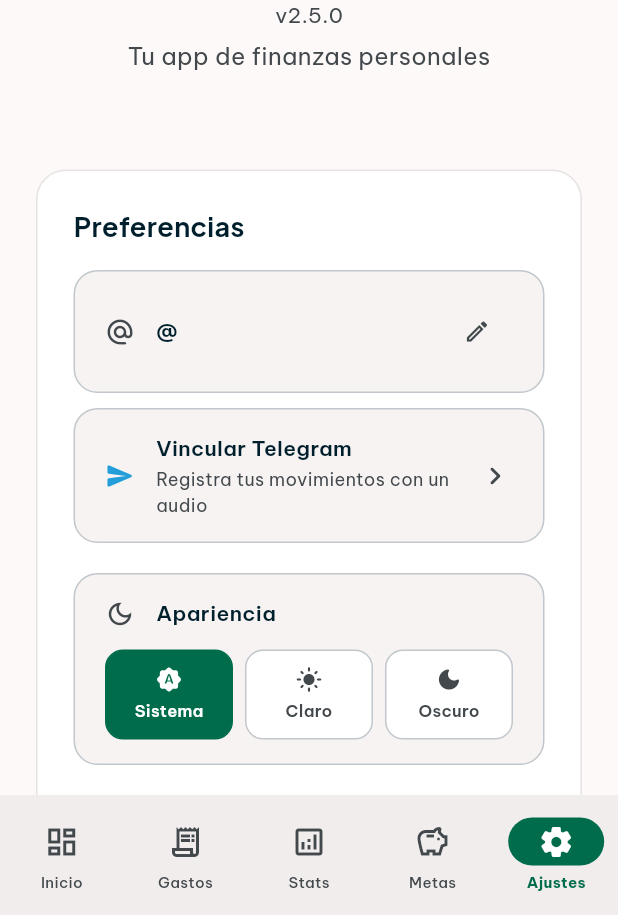
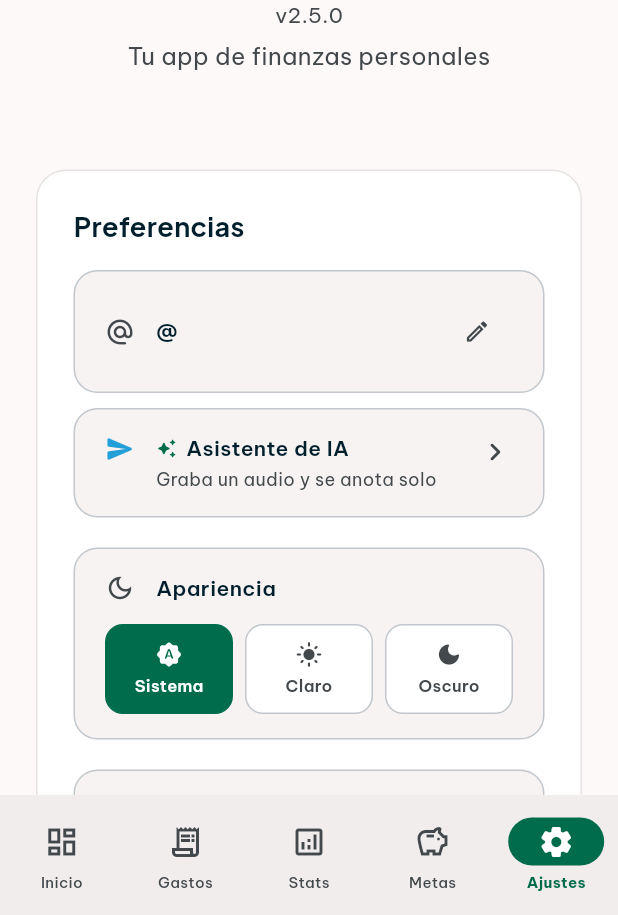
Before and after one commit to Ericknvp/monedo, a Flutter app: the screen it shows once a user with an empty profile is signed in, item 5 of the bottom bar chosen, on a phone screen of 412 x 824 dp, the part 321-1236 px from its top. Run offline on Flutter 3.47's test engine with Material 3 defaults, Android fonts, the phone set to English and light mode, and no system bars; our stand-ins replace cloud_firestore, firebase_auth, firebase_core, fl_chart, flutter_local_notifications, font_awesome_flutter and 8 more; missing offline and left inert: dart:html, excel, tutorial_coach_mark; accounts and stored records are empty.

Commit message:
Renombro la tarjeta a Asistente de IA y le doy estado de hover
El icono de destello junto al nombre es la senal de IA; el color nunca va solo, siempre acompanado de las palabras. El subtitulo 'Graba un audio y se anota solo' cabe en una linea, que es lo que hace que el icono de Telegram se lea alineado con el titulo.

En escritorio la tarjeta ahora sube de superficie y gana borde y sombra al pasar el raton, como los tiles de lista del resto de la app.

Cuando esta conectada, el subtitulo dice '@usuario - Conectado' en vez de repetir el nombre del producto.

```diff
--- a/lib/widgets/telegram_link_section.dart
+++ b/lib/widgets/telegram_link_section.dart
@@ -61,7 +61,7 @@ class _TelegramLinkSectionState extends State<TelegramLinkSection> {
     if (linked == true && mounted) {
       showAppToast(
         context,
-        message: 'Telegram vinculado. Ya puedes enviar tus audios',
+        message: 'Asistente de IA activado. Ya puedes enviar tus audios',
         icon: Icons.check_circle_rounded,
         accentColor: AppTheme.secondary,
       );
@@ -159,7 +159,7 @@ class _TelegramLinkSectionState extends State<TelegramLinkSection> {
 ///
 /// Recibe el estado ya resuelto y los callbacks, de modo que se puede
 /// renderizar y revisar aislada sin depender de Firebase.
-class TelegramLinkCard extends StatelessWidget {
+class TelegramLinkCard extends StatefulWidget {
   /// Si la cuenta ya está vinculada a un chat de Telegram.
   final bool linked;
 
@@ -185,31 +185,67 @@ class TelegramLinkCard extends StatelessWidget {
   });
 
   @override
+  State<TelegramLinkCard> createState() => _TelegramLinkCardState();
+}
+
+class _TelegramLinkCardState extends State<TelegramLinkCard> {
+  bool _hovered = false;
+
+  @override
   Widget build(BuildContext context) {
-    final card = Container(
+    final card = AnimatedContainer(
+      duration: const Duration(milliseconds: 200),
+      curve: Curves.easeOut,
       padding: const EdgeInsets.symmetric(horizontal: 20, vertical: 16),
       decoration: BoxDecoration(
-        color: AppTheme.surfaceContainerLow,
+        // En reposo la tarjeta es plana; al pasar el raton sube de
+        // superficie y gana borde y sombra, como los tiles de lista.
+        color: _hovered && !widget.linked
+            ? AppTheme.surfaceContainerLowest
+            : AppTheme.surfaceContainerLow,
         borderRadius: BorderRadius.circular(16),
-        border: Border.all(color: AppTheme.outlineVariant),
+        border: Border.all(
+          color: _hovered && !widget.linked
+              ? AppTheme.outline
+              : AppTheme.outlineVariant,
+        ),
+        boxShadow: _hovered && !widget.linked
+            ? [
+                BoxShadow(
+                  color: AppTheme.primary.withValues(alpha: 0.08),
+                  blurRadius: 16,
+                  offset: const Offset(0, 6),
+                ),
+              ]
+            : null,
       ),
-      child: linked ? _connected(context) : _notConnected(context),
+      child: widget.linked
+          ? _connected(context)
+          : _notConnected(context),
     );
 
-    // Sin vínculo la tarjeta es una acción (abrir el generador de PIN);
-    // con vínculo es un estado con una acción secundaria propia.
-    if (linked) return card;
+    // Sin vinculo la tarjeta es una accion (abrir el generador de PIN);
+    // con vinculo es un estado con una accion secundaria propia.
+    if (widget.linked) return card;
 
-    return InkWell(
-      borderRadius: BorderRadius.circular(16),
-      onTap: onTap,
-      child: card,
+    return MouseRegion(
+      cursor: SystemMouseCursors.click,
+      onEnter: (_) => setState(() => _hovered = true),
+      onExit: (_) => setState(() => _hovered = false),
+      child: InkWell(
+        borderRadius: BorderRadius.circular(16),
+        onTap: widget.onTap,
+        child: card,
+      ),
     );
   }
 
   /// Estado sin vincular: la tarjeta es una acción.
   Widget _notConnected(BuildContext context) {
     return Row(
+      // Alineado arriba: el ícono debe leerse en la misma línea que el
+      // título, no flotar en el centro de la fila.
+      crossAxisAlignment: CrossAxisAlignment.start,
       children: [
         const Icon(
           Icons.send_rounded,
@@ -221,17 +257,10 @@ class TelegramLinkCard extends StatelessWidget {
           child: Column(
             crossAxisAlignment: CrossAxisAlignment.start,
             children: [
-              Text(
-                'Vincular Telegram',
-                style: GoogleFonts.beVietnamPro(
-                  color: AppTheme.primary,
-                  fontSize: 14,
-                  fontWeight: FontWeight.w600,
-                ),
-              ),
+              const _AiTitle(),
               const SizedBox(height: 2),
               Text(
-                'Registra tus movimientos con un audio',
+                'Graba un audio y se anota solo',
                 style: GoogleFonts.beVietnamPro(
                   color: AppTheme.onSurfaceVariant,
                   fontSize: 12,
@@ -256,6 +285,7 @@ class TelegramLinkCard extends StatelessWidget {
       crossAxisAlignment: CrossAxisAlignment.start,
       children: [
         Row(
+          crossAxisAlignment: CrossAxisAlignment.start,
           children: [
             const Icon(
               Icons.send_rounded,
@@ -277,11 +307,11 @@ class TelegramLinkCard extends StatelessWidget {
                       const SizedBox(width: 5),
                       Flexible(
                         child: Text(
-                          'Telegram conectado',
+                          'Asistente de IA',
                           maxLines: 1,
                           overflow: TextOverflow.ellipsis,
                           style: GoogleFonts.beVietnamPro(
-                            color: AppTheme.secondary,
+                            color: AppTheme.primary,
                             fontSize: 14,
                             fontWeight: FontWeight.w600,
                           ),
@@ -289,10 +319,10 @@ class TelegramLinkCard extends StatelessWidget {
                       ),
                     ],
                   ),
-                  if (connectedName != null) ...[
+                  if (widget.connectedName != null) ...[
                     const SizedBox(height: 4),
                     Text(
-                      connectedName!,
+                      '${widget.connectedName} · Conectado',
                       maxLines: 1,
                       overflow: TextOverflow.ellipsis,
                       style: GoogleFonts.beVietnamPro(
@@ -310,7 +340,7 @@ class TelegramLinkCard extends StatelessWidget {
         Align(
           alignment: Alignment.centerRight,
           child: TextButton(
-            onPressed: busy ? null : onUnlink,
+            onPressed: widget.busy ? null : widget.onUnlink,
             style: TextButton.styleFrom(
               foregroundColor: AppTheme.errorRed,
               disabledForegroundColor: AppTheme.onSurfaceVariant,
@@ -322,7 +352,7 @@ class TelegramLinkCard extends StatelessWidget {
                 fontWeight: FontWeight.w600,
               ),
             ),
-            child: busy
+            child: widget.busy
                 ? SizedBox(
                     height: 14,
                     width: 14,
@@ -338,3 +368,37 @@ class TelegramLinkCard extends StatelessWidget {
     );
   }
 }
+
+/// Título "Asistente de IA" de la tarjeta.
+///
+/// El icono de destello va acompañado de las palabras: el color nunca
+/// es el único portador de significado.
+class _AiTitle extends StatelessWidget {
+  const _AiTitle();
+
+  @override
+  Widget build(BuildContext context) {
+    return Row(
+      children: [
+        Icon(
+          Icons.auto_awesome_rounded,
+          size: 14,
+          color: AppTheme.secondary,
+        ),
+        const SizedBox(width: 6),
+        Flexible(
+          child: Text(
+            'Asistente de IA',
+            maxLines: 1,
+            overflow: TextOverflow.ellipsis,
+            style: GoogleFonts.beVietnamPro(
+              color: AppTheme.primary,
+              fontSize: 14,
+              fontWeight: FontWeight.w600,
+            ),
+          ),
+        ),
+      ],
+    );
+  }
+}
```
